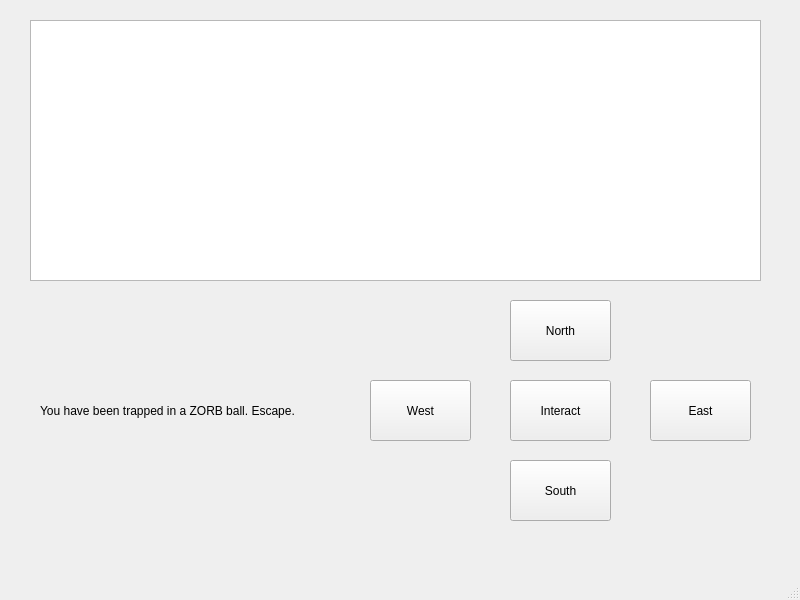
The window that mainwindow.ui (denniskolomiyets/Zorb) describes before a commit, drawn with Qt 5.
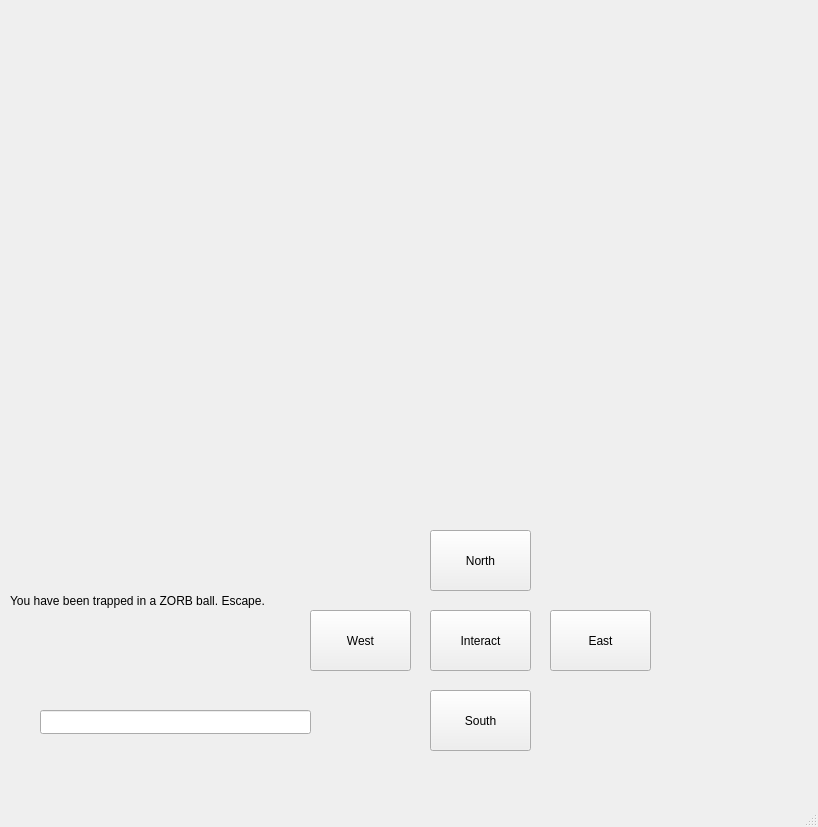
The same window after the commit.

Diff of the .ui file:
```diff
--- a/mainwindow.ui
+++ b/mainwindow.ui
@@ -6,8 +6,8 @@
    <rect>
     <x>0</x>
     <y>0</y>
-    <width>800</width>
-    <height>600</height>
+    <width>818</width>
+    <height>827</height>
    </rect>
   </property>
   <property name="windowTitle">
@@ -17,8 +17,8 @@
    <widget class="QPushButton" name="pushButton">
     <property name="geometry">
      <rect>
-      <x>370</x>
-      <y>380</y>
+      <x>310</x>
+      <y>610</y>
       <width>101</width>
       <height>61</height>
      </rect>
@@ -30,8 +30,8 @@
    <widget class="QPushButton" name="pushButton_2">
     <property name="geometry">
      <rect>
-      <x>510</x>
-      <y>460</y>
+      <x>430</x>
+      <y>690</y>
       <width>101</width>
       <height>61</height>
      </rect>
@@ -43,8 +43,8 @@
    <widget class="QPushButton" name="pushButton_3">
     <property name="geometry">
      <rect>
-      <x>510</x>
-      <y>300</y>
+      <x>430</x>
+      <y>530</y>
       <width>101</width>
       <height>61</height>
      </rect>
@@ -56,8 +56,8 @@
    <widget class="QPushButton" name="pushButton_4">
     <property name="geometry">
      <rect>
-      <x>650</x>
-      <y>380</y>
+      <x>550</x>
+      <y>610</y>
       <width>101</width>
       <height>61</height>
      </rect>
@@ -69,8 +69,8 @@
    <widget class="QPushButton" name="pushButton_5">
     <property name="geometry">
      <rect>
-      <x>510</x>
-      <y>380</y>
+      <x>430</x>
+      <y>610</y>
       <width>101</width>
       <height>61</height>
      </rect>
@@ -82,23 +82,39 @@
    <widget class="QLabel" name="outputLabel">
     <property name="geometry">
      <rect>
-      <x>40</x>
-      <y>280</y>
+      <x>10</x>
+      <y>510</y>
       <width>311</width>
-      <height>261</height>
+      <height>181</height>
      </rect>
     </property>
     <property name="text">
      <string>You have been trapped in a ZORB ball. Escape.   </string>
     </property>
    </widget>
-   <widget class="QGraphicsView" name="graphicsView">
+   <widget class="QLabel" name="image_label">
     <property name="geometry">
      <rect>
       <x>30</x>
-      <y>20</y>
+      <y>90</y>
       <width>731</width>
-      <height>261</height>
+      <height>411</height>
+     </rect>
+    </property>
+    <property name="text">
+     <string/>
+    </property>
+   </widget>
+   <widget class="QLineEdit" name="lineEdit">
+    <property name="enabled">
+     <bool>true</bool>
+    </property>
+    <property name="geometry">
+     <rect>
+      <x>40</x>
+      <y>710</y>
+      <width>271</width>
+      <height>24</height>
      </rect>
     </property>
    </widget>
```
Left out of the diff: 2 changed lines with no effect on the pictures.
